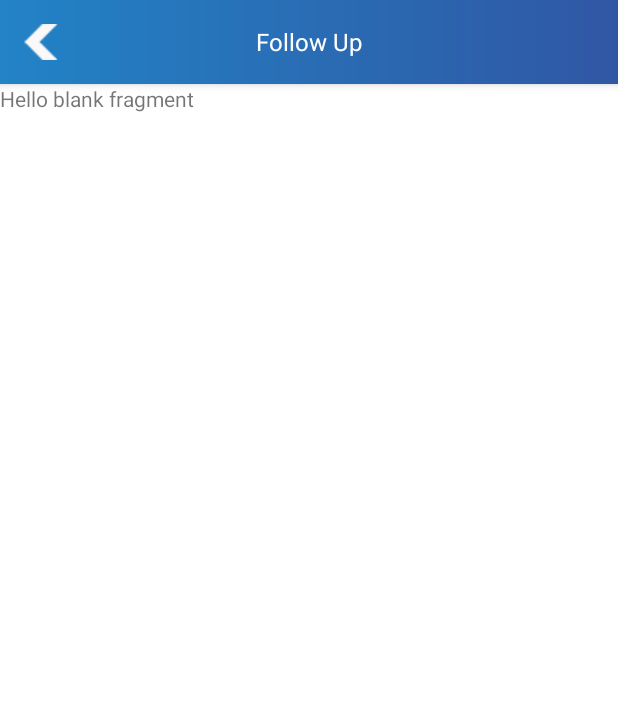
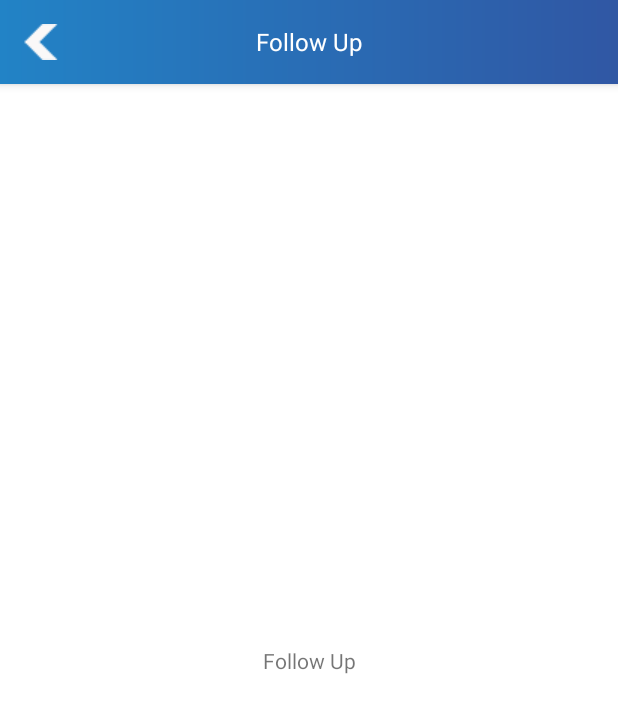
Before and after one commit to yasir0899/PracticeHealth, an Android app: the FollowUpFragment screen opened through its navigation route, on a phone screen of 412 x 824 dp. Shown: the top 713 px of the screen. Run offline under Robolectric (Android 15) with nearby library versions, the phone set to English and light mode, and no system bars; 2 statements that could not run were skipped.

Commit message:
locally commit

```diff
--- a/app/src/main/res/layout/fragment_follow_up.xml
+++ b/app/src/main/res/layout/fragment_follow_up.xml
@@ -1,14 +1,18 @@
 <?xml version="1.0" encoding="utf-8"?>
-<FrameLayout xmlns:android="http://schemas.android.com/apk/res/android"
-             xmlns:tools="http://schemas.android.com/tools"
+<androidx.constraintlayout.widget.ConstraintLayout xmlns:android="http://schemas.android.com/apk/res/android"
+                                                   xmlns:app="http://schemas.android.com/apk/res-auto" xmlns:tools="http://schemas.android.com/tools"
              android:layout_width="match_parent"
              android:layout_height="match_parent"
              tools:context=".FollowUpFragment">
 
 
     <TextView
-            android:layout_width="match_parent"
-            android:layout_height="match_parent"
-            android:text="@string/hello_blank_fragment"/>
+            android:layout_width="wrap_content"
+            android:layout_height="wrap_content"
+            android:text="@string/follow_up" android:layout_marginBottom="8dp"
+            app:layout_constraintBottom_toBottomOf="parent" app:layout_constraintEnd_toEndOf="parent"
+            android:layout_marginEnd="8dp" android:layout_marginRight="8dp"
+            app:layout_constraintStart_toStartOf="parent" android:layout_marginLeft="8dp"
+            android:layout_marginStart="8dp" android:layout_marginTop="8dp" app:layout_constraintTop_toTopOf="parent"/>
 
-</FrameLayout>
+</androidx.constraintlayout.widget.ConstraintLayout>
```
